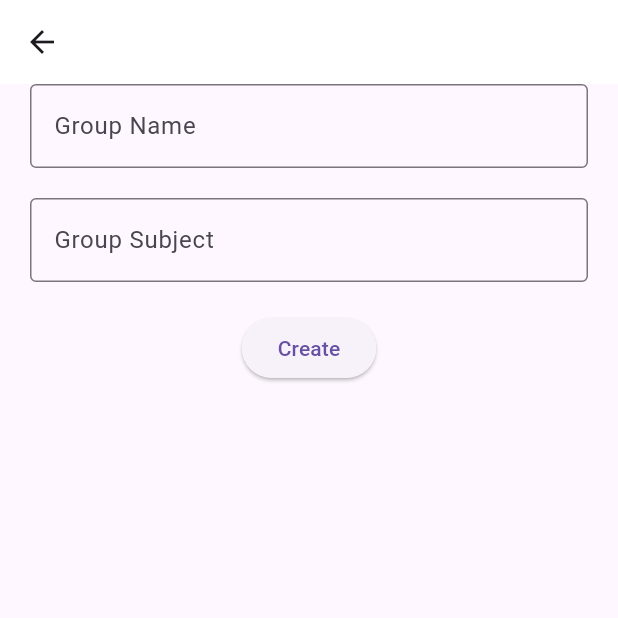
After one commit to xFLuPXDx/s2t-frontend, a Flutter app: the CreateGroup screen opened directly, on a phone screen of 412 x 824 dp, the top half of it. The commit adds this screen. Run offline on Flutter 3.47's test engine with Material 3 defaults, Android fonts, the phone set to English and light mode, and no system bars; our stand-ins replace animated_splash_screen, get, shared_preferences; accounts and stored records are empty.

Commit message:
create group sidepanel working still error with displayin dtaa on it

```diff
--- /dev/null
+++ b/lib/future.dart
@@ -0,0 +1,31 @@
+
+import 'dart:convert';
+
+import 'package:http/http.dart'  as http;
+import 'package:shared_preferences/shared_preferences.dart';
+
+class Group_Backend{
+
+  String API_URL = "http://192.168.56.1:8000";
+  List<dynamic> ListOfGroups = [];
+
+  Future getGroups() async {
+    final prefs = await SharedPreferences.getInstance();
+    final token = prefs.getString('access_token');
+    http.Response response = await http.get(
+      Uri.parse("$API_URL/group/fetch"),
+      headers: {
+        'Content-Type': 'application/json',
+        'Authorization': 'Bearer $token'
+      },
+    );
+    List<dynamic> data = json.decode(response.body);
+    ListOfGroups = data;
+  }
+  List<dynamic> group(){
+    Future.wait([
+      getGroups(),
+    ]);
+    return ListOfGroups;
+  }
+}
--- /dev/null
+++ b/lib/pages/JoinCreateGroup.dart
@@ -0,0 +1,145 @@
+import 'dart:convert';
+
+import 'package:flutter/material.dart';
+import 'package:get/get.dart';
+import 'package:http/http.dart' as http;
+import 'package:shared_preferences/shared_preferences.dart';
+
+import 'home.dart';
+
+String API_URL = "http://192.168.56.1:8000";
+
+class JoinGroup extends StatefulWidget {
+  const JoinGroup({super.key});
+
+  @override
+  State<JoinGroup> createState() => _JoinGroupState();
+}
+
+class _JoinGroupState extends State<JoinGroup> {
+  final joinController = TextEditingController();
+
+  Future joinGroups(code) async {
+    final prefs = await SharedPreferences.getInstance();
+    final token = prefs.getString('access_token');
+    http.Response response = await http.post(
+      Uri.parse("$API_URL/group/join"),
+      body: json.encode({"group_Id": code}),
+      headers: {
+        'Content-Type': 'application/json',
+        'Authorization': 'Bearer $token'
+      },
+    );
+  }
+
+  @override
+  Widget build(BuildContext context) {
+    return Scaffold(
+      appBar: AppBar(
+        backgroundColor: Colors.white,
+      ),
+      body: Column(children: [
+        const Padding(
+          padding: EdgeInsets.only(top: 20),
+          child: Text(
+            "Ask your instructor for class code",
+            style:
+                TextStyle(color: Color.fromARGB(255, 39, 39, 39), fontSize: 20),
+          ),
+        ),
+        Container(
+          padding: const EdgeInsets.all(20),
+          child: TextField(
+            controller: joinController,
+            decoration: const InputDecoration(
+              border: OutlineInputBorder(),
+              labelText: 'Code',
+            ),
+          ),
+        ),
+        ElevatedButton(
+          onPressed: () {
+            Future.wait([
+              joinGroups(joinController.text).whenComplete(() {
+                Get.to(() => const MyHomePage());
+              })
+            ]);
+          },
+          child: const Text("Join"),
+        )
+      ]),
+    );
+  }
+}
+
+class CreateGroup extends StatefulWidget {
+  const CreateGroup({super.key});
+
+  @override
+  State<CreateGroup> createState() => _CreateGroupState();
+}
+
+class _CreateGroupState extends State<CreateGroup> {
+  final nameController = TextEditingController();
+  final subjectController = TextEditingController();
+
+  Future createGroups(name, subject) async {
+    final prefs = await SharedPreferences.getInstance();
+    final token = prefs.getString('access_token');
+    http.Response response = await http.post(
+      Uri.parse("$API_URL/group/insert"),
+      body: json.encode({
+        "group_Name": name,
+        "group_Subject": subject,
+        "group_Id": "string",
+        "educator_Ids": [],
+        "learner_Ids": [],
+        "resource_Ids": []
+      }),
+      headers: {
+        'Content-Type': 'application/json',
+        'Authorization': 'Bearer $token'
+      },
+    );
+  }
+
+  @override
+  Widget build(BuildContext context) {
+    return Scaffold(
+      appBar: AppBar(backgroundColor: Colors.white),
+      body: Column(children: [
+        Container(
+          padding: const EdgeInsets.only(right: 20, left: 20, bottom: 20),
+          child: TextFormField(
+            controller: nameController,
+            decoration: const InputDecoration(
+              border: OutlineInputBorder(),
+              labelText: 'Group Name',
+            ),
+          ),
+        ),
+        Container(
+          padding: const EdgeInsets.only(right: 20, left: 20, bottom: 20),
+          child: TextFormField(
+            controller: subjectController,
+            decoration: const InputDecoration(
+              border: OutlineInputBorder(),
+              labelText: 'Group Subject',
+            ),
+          ),
+        ),
+        ElevatedButton(
+          onPressed: () {
+            Future.wait([
+              createGroups(nameController.text, subjectController.text)
+                  .whenComplete(() {
+                Get.to(() => const MyHomePage());
+              })
+            ]);
+          },
+          child: const Text("Create"),
+        )
+      ]),
+    );
+  }
+}
--- a/lib/pages/login.dart
+++ b/lib/pages/login.dart
@@ -5,6 +5,7 @@ import "package:http/http.dart" as http;
 import 'package:shared_preferences/shared_preferences.dart';
 import 'home.dart';
 import 'signup.dart';
+String API_URL = "http://192.168.56.1:8000";
 
 class LoginPage extends StatefulWidget {
   const LoginPage({super.key});
@@ -40,7 +41,7 @@ class _LoginPageState extends State<LoginPage> {
     };
 
     final response = await http.post(
-      Uri.parse("http://192.168.0.111:8000/auth"),
+      Uri.parse("$API_URL/auth"),
       body: body,
       headers: {'Content-Type': 'application/x-www-form-urlencoded'},
     );
@@ -64,7 +65,7 @@ class _LoginPageState extends State<LoginPage> {
     final prefs = await SharedPreferences.getInstance();
     final token = prefs.getString('access_token');
     final response = await http.get(
-      Uri.parse("http://192.168.0.111:8000/user/get"),
+      Uri.parse("$API_URL/user/get"),
       headers: {
         'Content-Type': 'application/json',
         'Authorization': 'Bearer $token'
--- a/lib/pages/signup.dart
+++ b/lib/pages/signup.dart
@@ -1,10 +1,10 @@
 import 'dart:convert';
-
 import 'package:flutter/material.dart';
 import "package:http/http.dart" as http;
 import 'package:shared_preferences/shared_preferences.dart';
 import 'home.dart';
 import 'login.dart';
+String API_URL = "http://192.168.56.1:8000";
 
 class SignUpPage extends StatefulWidget {
   const SignUpPage({super.key});
@@ -50,7 +50,7 @@ class _SignUpPageState extends State<SignUpPage> {
     final prefs = await SharedPreferences.getInstance();
     final token = prefs.getString('access_token');
     final response = await http.get(
-      Uri.parse("http://192.168.0.111:8000/user/get"),
+      Uri.parse("$API_URL/user/get"),
       headers: {
         'Content-Type': 'application/json',
         'Authorization': 'Bearer $token'
@@ -70,7 +70,7 @@ class _SignUpPageState extends State<SignUpPage> {
 
   Future postData() async {
     final response = await http.post(
-      Uri.parse("http://192.168.0.111:8000/signUp"),
+      Uri.parse("$API_URL/signUp"),
       body: json.encode({
         "user_Id": "string",
         "user_Fname": fnameController.text,
```
Also changed, not shown: lib/pages/home.dart (+59 -23 lines), lib/pages/joinGroup.dart (deleted, +0 -87 lines), lib/pages/views/getgroups.dart (+17 -11 lines), lib/pages/createGroup.dart (deleted), 1 other file.
